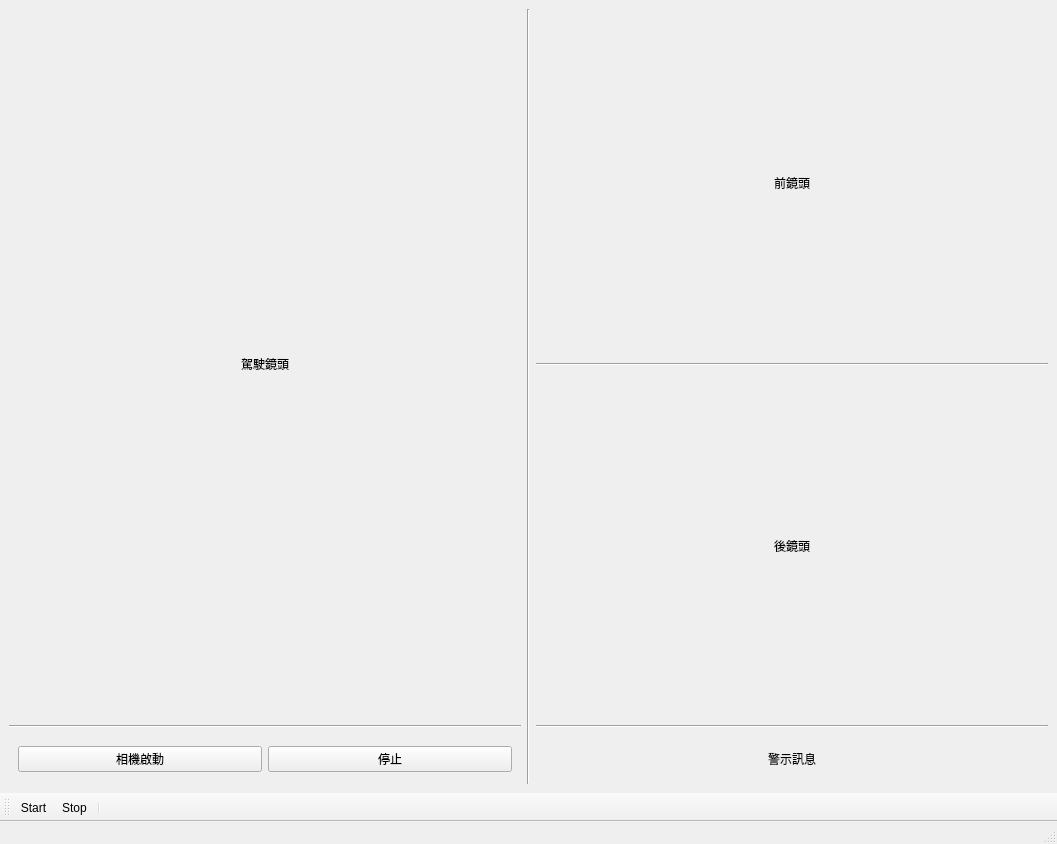
Marco-ardu/DetectScraw, file ui/qtcart.ui: the form before one commit.
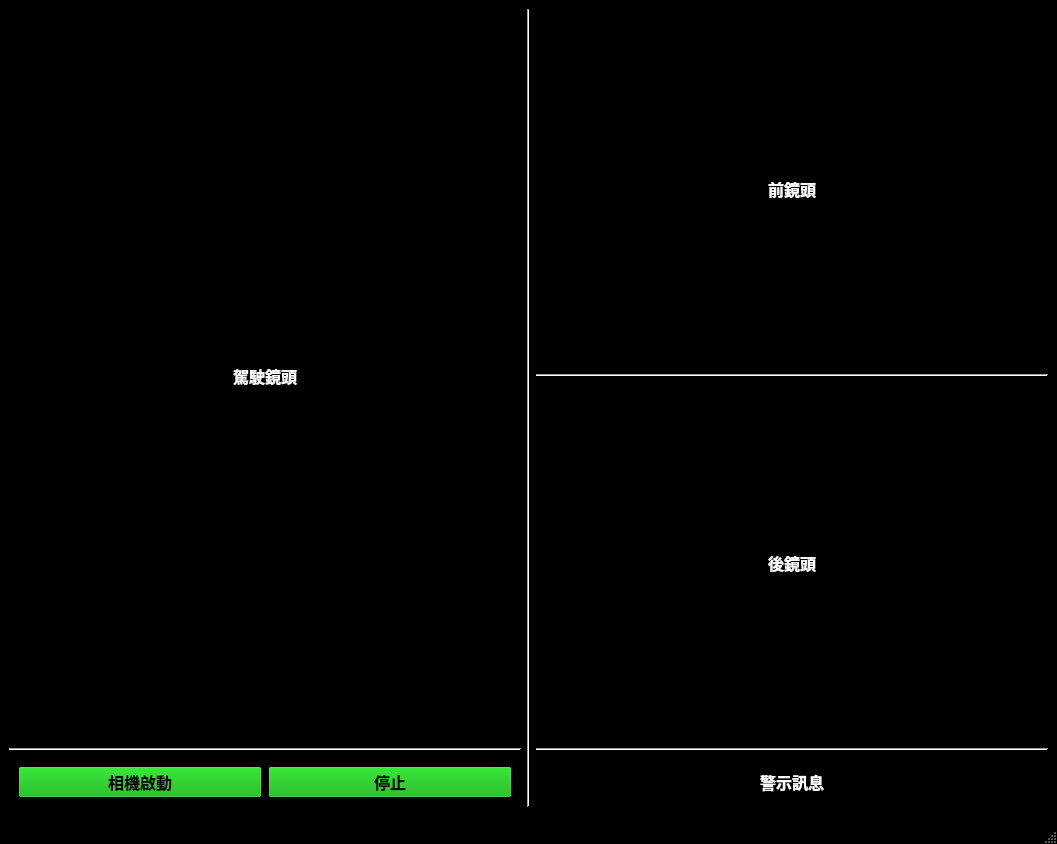
The form after the commit. Icons and pictures are not drawn.

The edit to the form file:
```diff
--- a/ui/qtcart.ui
+++ b/ui/qtcart.ui
@@ -10,6 +10,132 @@
     <height>844</height>
    </rect>
   </property>
+  <property name="palette">
+   <palette>
+    <active>
+     <colorrole role="WindowText">
+      <brush brushstyle="SolidPattern">
+       <color alpha="255">
+        <red>255</red>
+        <green>255</green>
+        <blue>255</blue>
+       </color>
+      </brush>
+     </colorrole>
+     <colorrole role="Button">
+      <brush brushstyle="SolidPattern">
+       <color alpha="255">
+        <red>0</red>
+        <green>170</green>
+        <blue>0</blue>
+       </color>
+      </brush>
+     </colorrole>
+     <colorrole role="Base">
+      <brush brushstyle="SolidPattern">
+       <color alpha="255">
+        <red>255</red>
+        <green>255</green>
+        <blue>255</blue>
+       </color>
+      </brush>
+     </colorrole>
+     <colorrole role="Window">
+      <brush brushstyle="SolidPattern">
+       <color alpha="255">
+        <red>0</red>
+        <green>0</green>
+        <blue>0</blue>
+       </color>
+      </brush>
+     </colorrole>
+    </active>
+    <inactive>
+     <colorrole role="WindowText">
+      <brush brushstyle="SolidPattern">
+       <color alpha="255">
+        <red>255</red>
+        <green>255</green>
+        <blue>255</blue>
+       </color>
+      </brush>
+     </colorrole>
+     <colorrole role="Button">
+      <brush brushstyle="SolidPattern">
+       <color alpha="255">
+        <red>0</red>
+        <green>170</green>
+        <blue>0</blue>
+       </color>
+      </brush>
+     </colorrole>
+     <colorrole role="Base">
+      <brush brushstyle="SolidPattern">
+       <color alpha="255">
+        <red>255</red>
+        <green>255</green>
+        <blue>255</blue>
+       </color>
+      </brush>
+     </colorrole>
+     <colorrole role="Window">
+      <brush brushstyle="SolidPattern">
+       <color alpha="255">
+        <red>0</red>
+        <green>0</green>
+        <blue>0</blue>
+       </color>
+      </brush>
+     </colorrole>
+    </inactive>
+    <disabled>
+     <colorrole role="WindowText">
+      <brush brushstyle="SolidPattern">
+       <color alpha="255">
+        <red>120</red>
+        <green>120</green>
+        <blue>120</blue>
+       </color>
+      </brush>
+     </colorrole>
+     <colorrole role="Button">
+      <brush brushstyle="SolidPattern">
+       <color alpha="255">
+        <red>0</red>
+        <green>170</green>
+        <blue>0</blue>
+       </color>
+      </brush>
+     </colorrole>
+     <colorrole role="Base">
+      <brush brushstyle="SolidPattern">
+       <color alpha="255">
+        <red>0</red>
+        <green>0</green>
+        <blue>0</blue>
+       </color>
+      </brush>
+     </colorrole>
+     <colorrole role="Window">
+      <brush brushstyle="SolidPattern">
+       <color alpha="255">
+        <red>0</red>
+        <green>0</green>
+        <blue>0</blue>
+       </color>
+      </brush>
+     </colorrole>
+    </disabled>
+   </palette>
+  </property>
+  <property name="font">
+   <font>
+    <family>微軟正黑體</family>
+    <pointsize>12</pointsize>
+    <weight>75</weight>
+    <bold>true</bold>
+   </font>
+  </property>
   <property name="windowTitle">
    <string>台塑堆高機AI安全警示系統</string>
   </property>
@@ -146,20 +272,6 @@
    </property>
   </widget>
   <widget class="QStatusBar" name="statusbar"/>
-  <widget class="QToolBar" name="toolBar">
-   <property name="windowTitle">
-    <string>toolBar</string>
-   </property>
-   <attribute name="toolBarArea">
-    <enum>BottomToolBarArea</enum>
-   </attribute>
-   <attribute name="toolBarBreak">
-    <bool>false</bool>
-   </attribute>
-   <addaction name="actionStart"/>
-   <addaction name="actionStop"/>
-   <addaction name="separator"/>
-  </widget>
   <action name="actionStart">
    <property name="icon">
     <iconset>
```
Left out of the diff: 2 changed lines with no effect on the pictures.
